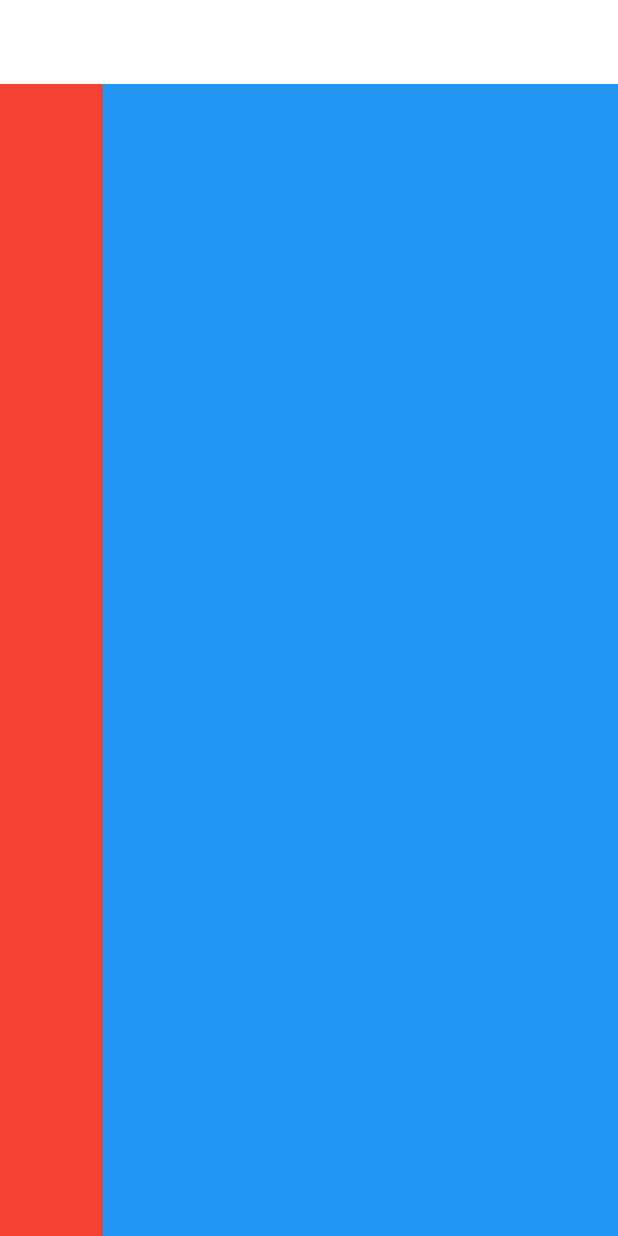
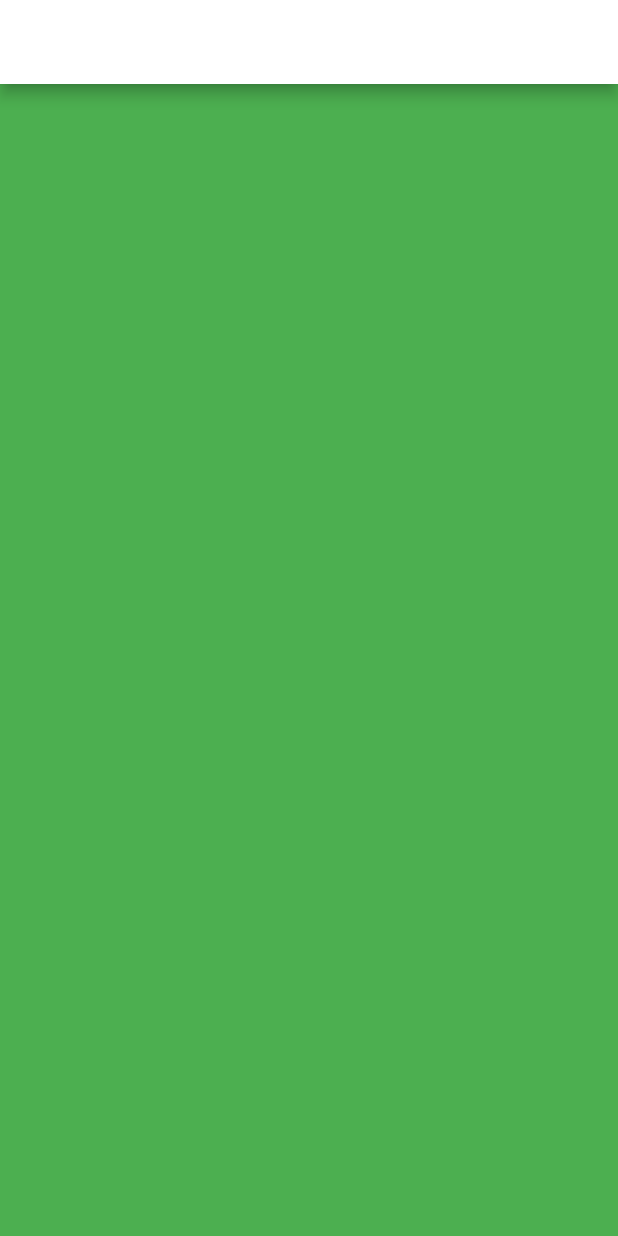
Before and after one commit to hugorodro/timelife, a Flutter app: the screen it shows after launch, on a phone screen of 412 x 824 dp. Run offline on Flutter 3.47's test engine with Material 2 defaults, Android fonts, the phone set to English and light mode, and no system bars; our stand-ins replace get.

Commit message:
responsive ui

```diff
--- /dev/null
+++ b/flutterapp/lib/helpers/responsive.dart
@@ -0,0 +1,45 @@
+import 'package:flutter/material.dart';
+
+int largeSize = 1366;
+int mediumSize = 768;
+int smallSize = 360;
+int customSize = 1100;
+
+class ResponsiveWidget extends StatelessWidget {
+  final Widget largeScreen;
+  final Widget mediumScreen;
+  final Widget smallScreen;
+  final Widget customScreen;
+
+  const ResponsiveWidget({ Key? key,required this.largeScreen, required this.mediumScreen, required this.smallScreen, required this.customScreen }) : super(key: key);
+
+  static bool isSmall(BuildContext context) =>
+  MediaQuery.of(context).size.width < smallSize;
+
+  static bool isMedium(BuildContext context) =>
+  MediaQuery.of(context).size.width >= mediumSize &&
+  MediaQuery.of(context).size.width < largeSize;
+
+  static bool isLarge(BuildContext context) =>
+  MediaQuery.of(context).size.width >= largeSize;
+
+  static bool isCustom(BuildContext context) =>
+  MediaQuery.of(context).size.width >= mediumSize &&
+  MediaQuery.of(context).size.width <= customSize;
+
+  @override
+  Widget build(BuildContext context) {
+    return LayoutBuilder(builder: (context, constraints) {
+      double _width = constraints.maxWidth;
+      if(_width >= largeSize) {
+        return largeScreen;
+      } else if(_width < largeSize && _width >= mediumSize) {
+        return mediumScreen;
+      } else {
+        return smallScreen;
+      }
+    },
+
+    );
+  }
+}
--- a/flutterapp/lib/pages/home.dart
+++ b/flutterapp/lib/pages/home.dart
@@ -1,4 +1,7 @@
 import 'package:flutter/material.dart';
+import 'package:flutterapp/helpers/responsive.dart';
+import 'package:flutterapp/widgets/large_screen.dart';
+import 'package:flutterapp/widgets/small_screen.dart';
 import 'package:get/get.dart';
 
 class HomeScreen extends StatelessWidget {
@@ -8,21 +11,9 @@ class HomeScreen extends StatelessWidget {
   Widget build(BuildContext context) {
     return Scaffold(
       appBar: AppBar(
-        elevation: 0,
         backgroundColor: Colors.white,
       ),
-      body: Row(
-        children: [
-          Expanded(child: Container(
-            color: Colors.red,
-          )),
-          Expanded(
-            flex: 5,
-            child: Container(
-              color: Colors.blue,
-          ))
-        ],
-      ),
+      body: const ResponsiveWidget(largeScreen: LargeScreen(), mediumScreen: LargeScreen(), smallScreen: SmallScreen(), customScreen: SmallScreen()),
     );
   }
 }
--- /dev/null
+++ b/flutterapp/lib/widgets/large_screen.dart
@@ -0,0 +1,21 @@
+import 'package:flutter/material.dart';
+
+class LargeScreen extends StatelessWidget {
+  const LargeScreen ({ Key? key }) : super(key: key);
+
+  @override
+  Widget build(BuildContext context) {
+    return Row(
+        children: [
+          Expanded(child: Container(
+            color: Colors.red,
+          )),
+          Expanded(
+            flex: 5,
+            child: Container(
+              color: Colors.blue,
+          ))
+        ],
+      );
+  }
+}
--- /dev/null
+++ b/flutterapp/lib/widgets/small_screen.dart
@@ -0,0 +1,13 @@
+import 'package:flutter/material.dart';
+
+class SmallScreen extends StatelessWidget {
+  const SmallScreen({ Key? key }) : super(key: key);
+
+  @override
+  Widget build(BuildContext context) {
+    return Container(
+      constraints: const BoxConstraints.expand(),
+      color: Colors.green,
+    );
+  }
+}
```
